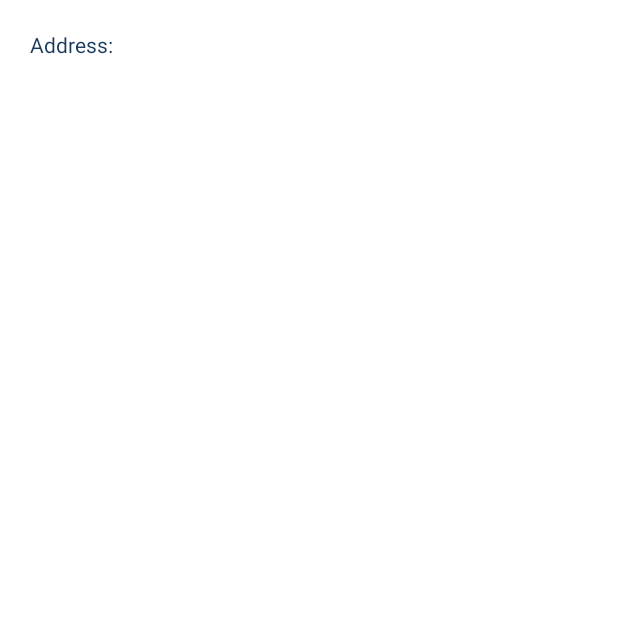
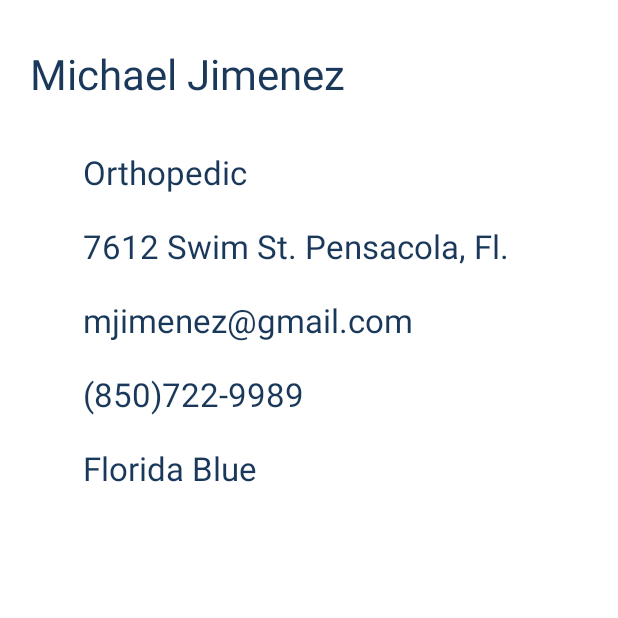
Before and after one commit to Shebeck/MetisReferrals, an Android app: the doctorBio screen opened directly, with no data from a screen before it, on a phone screen of 412 x 824 dp, the top half of it. Before the commit the part shown is almost empty. Run offline under Robolectric (Android 15) with nearby library versions, the phone set to English and light mode, and no system bars.

```diff
--- a/app/src/main/res/layout/activity_doctor_bio.xml
+++ b/app/src/main/res/layout/activity_doctor_bio.xml
@@ -14,9 +14,77 @@
         android:layout_alignParentStart="true"
         android:layout_alignParentTop="true"
         android:layout_marginStart="20dp"
+        android:layout_marginTop="30dp"
+        android:ems="30"
+        android:text="Michael Jimenez"
+        android:textAlignment="textStart"
+        android:textColor="#1a385a"
+        android:textSize="28sp"
+        tools:ignore="HardcodedText" />
+
+    <TextView
+        android:id="@+id/doctorPractice"
+        android:layout_width="wrap_content"
+        android:layout_height="wrap_content"
+        android:layout_alignStart="@+id/doctorName"
+        android:layout_below="@+id/doctorName"
         android:layout_marginTop="20dp"
-        android:text="@string/addressText"
-        android:textAlignment="textStart"
-        android:textColor="#1a385a" />
+        android:layout_marginStart="35dp"
+        android:text="Orthopedic"
+        android:textColor="#1a385a"
+        android:textSize="22sp"
+        tools:ignore="HardcodedText" />
+
+    <TextView
+        android:id="@+id/doctorAddress"
+        android:layout_width="wrap_content"
+        android:layout_height="wrap_content"
+        android:layout_alignStart="@+id/doctorName"
+        android:layout_below="@+id/doctorPractice"
+        android:layout_marginTop="20dp"
+        android:layout_marginStart="35dp"
+        android:text="7612 Swim St. Pensacola, Fl."
+        android:textColor="#1a385a"
+        android:textSize="22sp"
+        tools:ignore="HardcodedText" />
+
+    <TextView
+        android:id="@+id/doctorEmail"
+        android:layout_width="wrap_content"
+        android:layout_height="wrap_content"
+        android:layout_alignStart="@+id/doctorName"
+        android:layout_below="@+id/doctorAddress"
+        android:layout_marginTop="20dp"
+        android:layout_marginStart="35dp"
+        android:text="mjimenez@gmail.com"
+        android:textColor="#1a385a"
+        android:textSize="22sp"
+        tools:ignore="DuplicateIds,HardcodedText" />
+
+    <TextView
+        android:id="@+id/doctorPhone"
+        android:layout_width="wrap_content"
+        android:layout_height="wrap_content"
+        android:layout_alignStart="@+id/doctorName"
+        android:layout_below="@+id/doctorEmail"
+        android:layout_marginTop="20dp"
+        android:layout_marginStart="35dp"
+        android:text="(850)722-9989"
+        android:textColor="#1a385a"
+        android:textSize="22sp"
+        tools:ignore="HardcodedText" />
+
+    <TextView
+        android:id="@+id/doctorInsurance"
+        android:layout_width="wrap_content"
+        android:layout_height="wrap_content"
+        android:layout_alignStart="@+id/doctorName"
+        android:layout_below="@+id/doctorPhone"
+        android:layout_marginTop="20dp"
+        android:layout_marginStart="35dp"
+        android:text="Florida Blue"
+        android:textColor="#1a385a"
+        android:textSize="22sp"
+        tools:ignore="HardcodedText" />
 
 </RelativeLayout>
```
